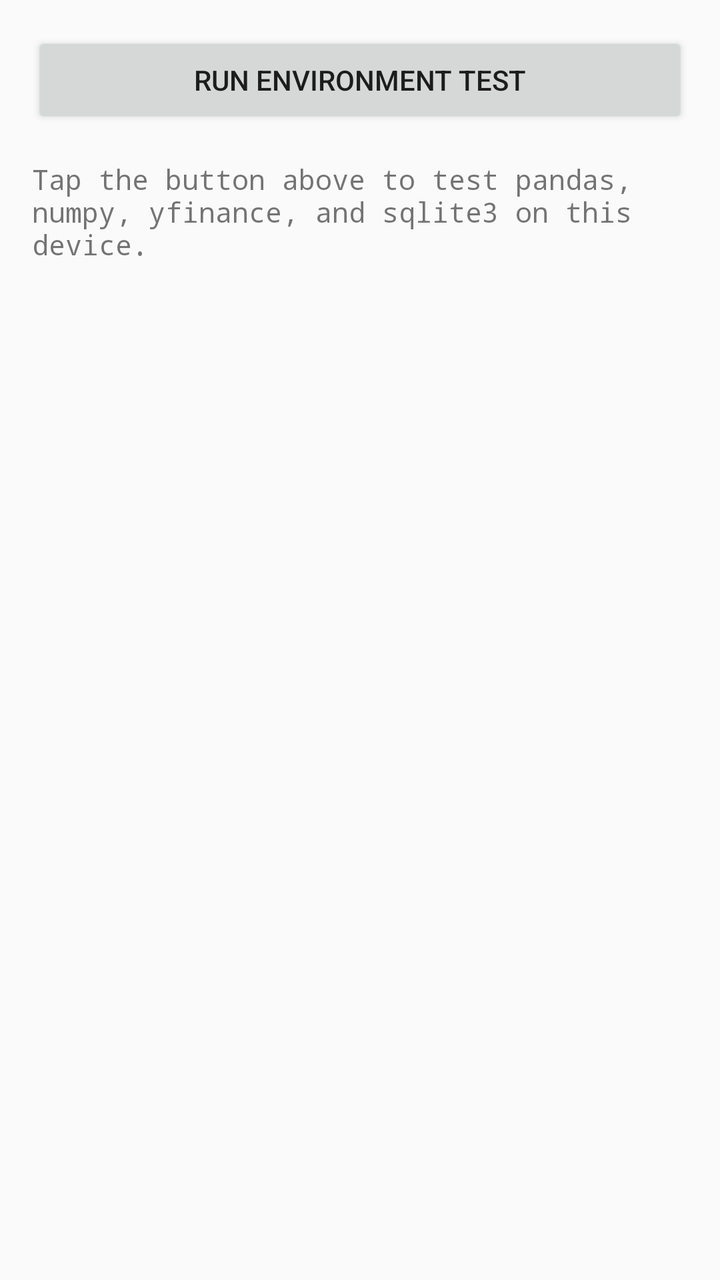
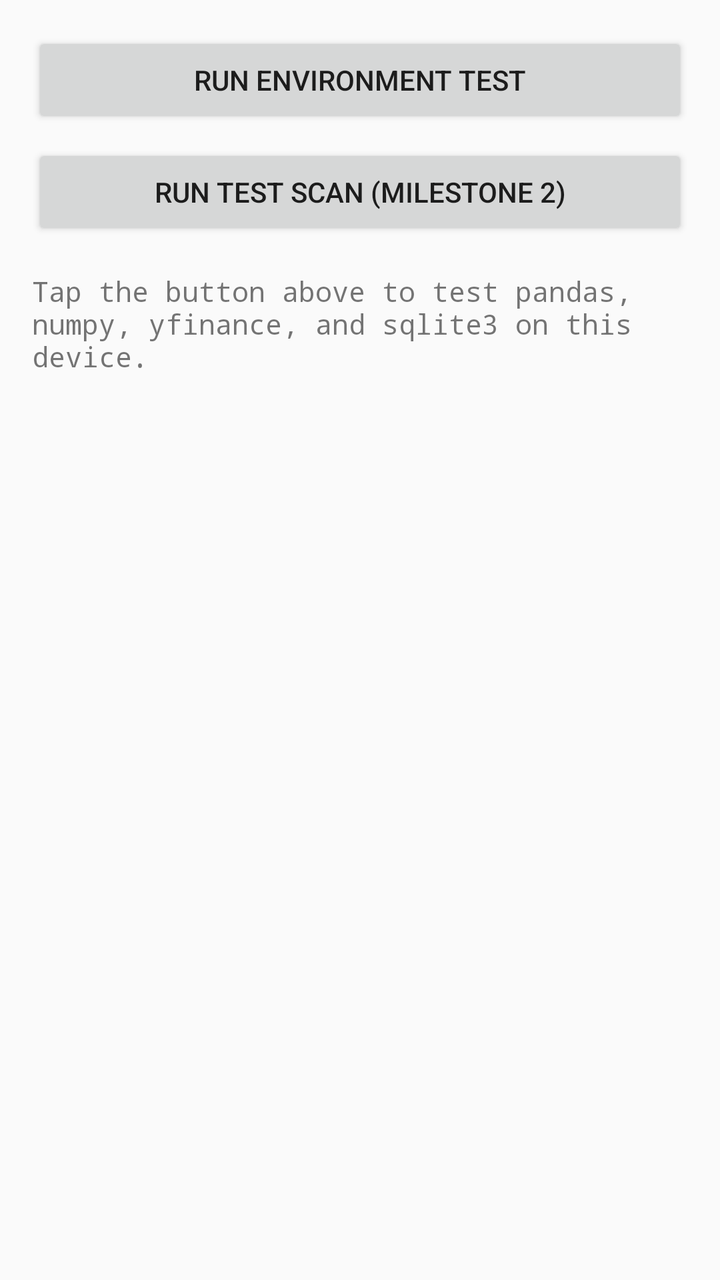

Screens rendered from an Android XML layout before and after an edit, with the pre-edit source and the edit as a unified diff.
<!-- AndroidManifest.xml: application theme Theme.AppCompat.DayNight -->
<!-- res/layout/activity_main.xml -->
<?xml version="1.0" encoding="utf-8"?>
<ScrollView xmlns:android="http://schemas.android.com/apk/res/android"
    android:layout_width="match_parent"
    android:layout_height="match_parent">

    <LinearLayout
        android:orientation="vertical"
        android:layout_width="match_parent"
        android:layout_height="wrap_content"
        android:padding="16dp">

        <Button
            android:id="@+id/runTestButton"
            android:layout_width="match_parent"
            android:layout_height="wrap_content"
            android:text="Run Environment Test" />

        <TextView
            android:id="@+id/resultText"
            android:layout_width="match_parent"
            android:layout_height="wrap_content"
            android:layout_marginTop="16dp"
            android:fontFamily="monospace"
            android:textIsSelectable="true"
            android:text="Tap the button above to test pandas, numpy, yfinance, and sqlite3 on this device." />

    </LinearLayout>

</ScrollView>
<!-- resources referenced by this layout -->
<resources>

</resources>

<!-- the commit's change to res/layout/activity_main.xml (unified diff, before → after) -->
@@ -15,6 +15,13 @@
             android:layout_height="wrap_content"
             android:text="Run Environment Test" />
 
+        <Button
+            android:id="@+id/runScanButton"
+            android:layout_width="match_parent"
+            android:layout_height="wrap_content"
+            android:layout_marginTop="8dp"
+            android:text="Run Test Scan (Milestone 2)" />
+
         <TextView
             android:id="@+id/resultText"
             android:layout_width="match_parent"
